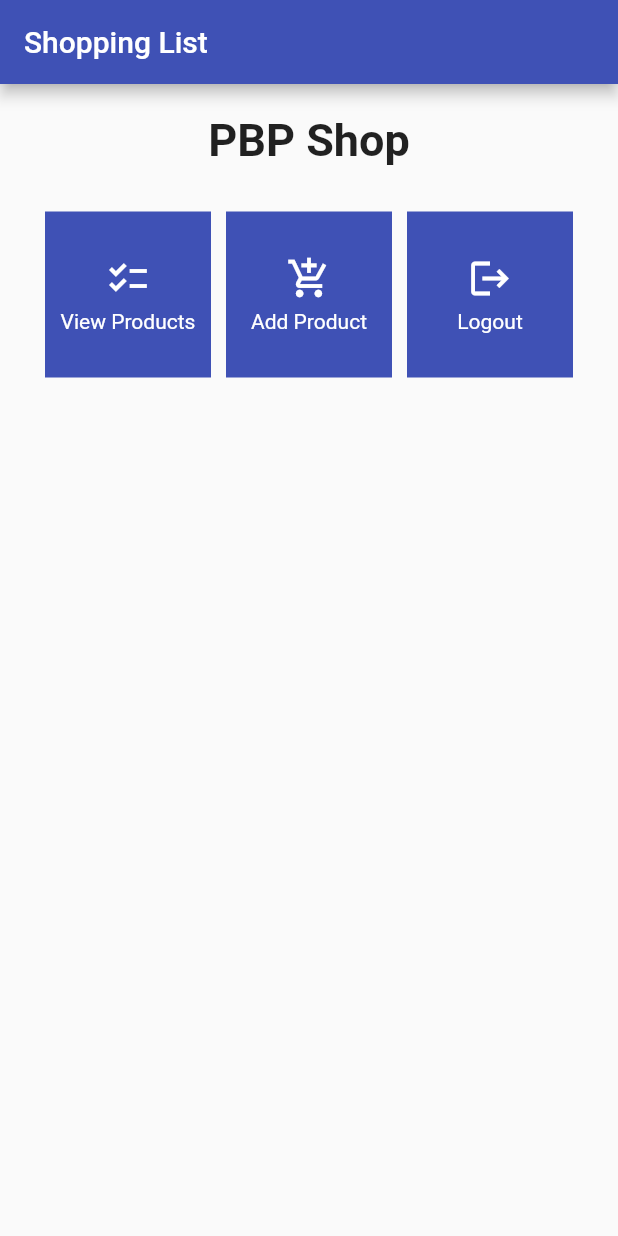
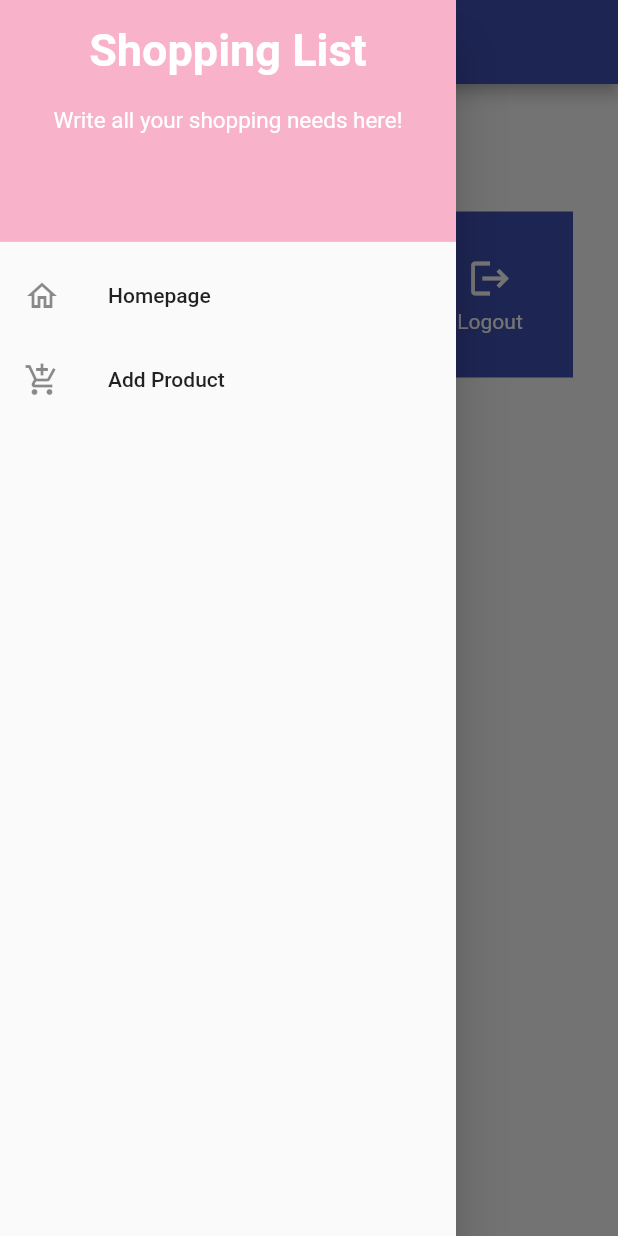
Before and after one commit to MariaHelgaGriz/shopping-list-mobile, a Flutter app: the screen it shows after launch, with the side drawer open (before the commit the screen has no drawer), on a phone screen of 412 x 824 dp. Run offline on Flutter 3.47's test engine with Material 2 defaults, Android fonts, the phone set to English and light mode, and no system bars.

Commit message:
tutorial 7

```diff
--- a/lib/main.dart
+++ b/lib/main.dart
@@ -1,5 +1,5 @@
 import 'package:flutter/material.dart';
-import 'package:shopping_list/menu.dart';
+import 'package:shopping_list/screens/menu.dart';
 
 void main() {
   runApp(const MyApp());
--- a/lib/menu.dart
+++ b/lib/screens/menu.dart
@@ -1,4 +1,6 @@
 import 'package:flutter/material.dart';
+import 'package:shopping_list/widgets/shop_card.dart';
+import 'package:shopping_list/widgets/left_drawer.dart';
 
 class MyHomePage extends StatelessWidget {
   MyHomePage({Key? key}) : super(key: key);
@@ -26,6 +28,7 @@ class MyHomePage extends StatelessWidget {
           'Shopping List',
         ),
       ),
+      drawer: const LeftDrawer(),
       body: SingleChildScrollView(
         // Scrolling wrapper widget
         child: Padding(
@@ -78,12 +81,16 @@ class ShopCard extends StatelessWidget {
       color: Colors.indigo,
       child: InkWell(
         // Responsive touch area
+  // Area responsive to touch
       onTap: () {
-          // Show a SnackBar when clicked
+        // Show SnackBar when clicked
         ScaffoldMessenger.of(context)
           ..hideCurrentSnackBar()
           ..showSnackBar(SnackBar(
               content: Text("You pressed the ${item.name} button!")));
+        // Navigate to the appropriate route (depending on the button type)
+        if (item.name == "Add Product") {
+        }
       },
         child: Container(
           // Container to hold Icon and Text
--- /dev/null
+++ b/lib/widgets/left_drawer.dart
@@ -0,0 +1,71 @@
+// ignore_for_file: prefer_const_literals_to_create_immutables
+
+import 'package:flutter/material.dart';
+import 'package:shopping_list/screens/menu.dart';
+import 'package:shopping_list/screens/shoplist_form.dart';
+
+class LeftDrawer extends StatelessWidget {
+  const LeftDrawer({super.key});
+
+  @override
+  Widget build(BuildContext context) {
+    return Drawer(
+      child: ListView(
+        children: [
+          const DrawerHeader(
+            decoration: BoxDecoration(
+              color: Color(0xFFF8B3CA),
+            ),
+            child: Column(
+              children: [
+                Text(
+                  'Shopping List',
+                  textAlign: TextAlign.center,
+                  style: TextStyle(
+                    fontSize: 30,
+                    fontWeight: FontWeight.bold,
+                    color: Colors.white,
+                  ),
+                ),
+                Padding(padding: EdgeInsets.all(10)),
+                Text(
+                  "Write all your shopping needs here!",
+                  textAlign: TextAlign.center,
+                  style: TextStyle(
+                    fontSize: 15,
+                    fontWeight: FontWeight.normal,
+                    color: Colors.white,
+                  ),
+                ),
+              ],
+            ),
+          ),
+          ListTile(
+            leading: const Icon(Icons.home_outlined),
+            title: const Text('Homepage'),
+            // Bagian redirection ke MyHomePage
+            onTap: () {
+              Navigator.pushReplacement(
+                context,
+                MaterialPageRoute(
+                  builder: (context) => MyHomePage(),
+                ),
+              );
+            },
+          ),
+          ListTile(
+            leading: const Icon(Icons.add_shopping_cart),
+            title: const Text('Add Product'),
+            // Bagian redirection ke ShopFormPage
+            onTap: () {
+              Navigator.pushReplacement(
+                context,
+                MaterialPageRoute(builder: (context) => ShopFormPage()),
+              );
+            },
+          ),
+        ],
+      ),
+    );
+  }
+}
```
Also changed, not shown: lib/screens/shoplist_form.dart (added, +160 -0 lines), lib/widgets/shop_card.dart (added, +53 -0 lines). Lines whose indentation alone changed are shown as unchanged.
